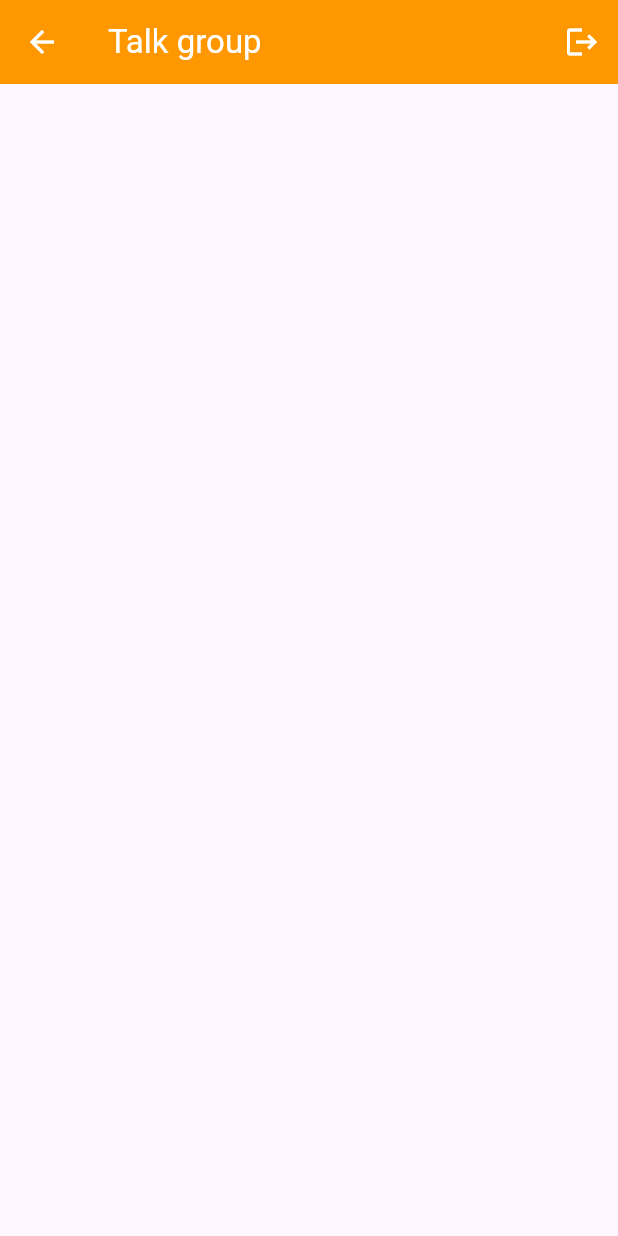
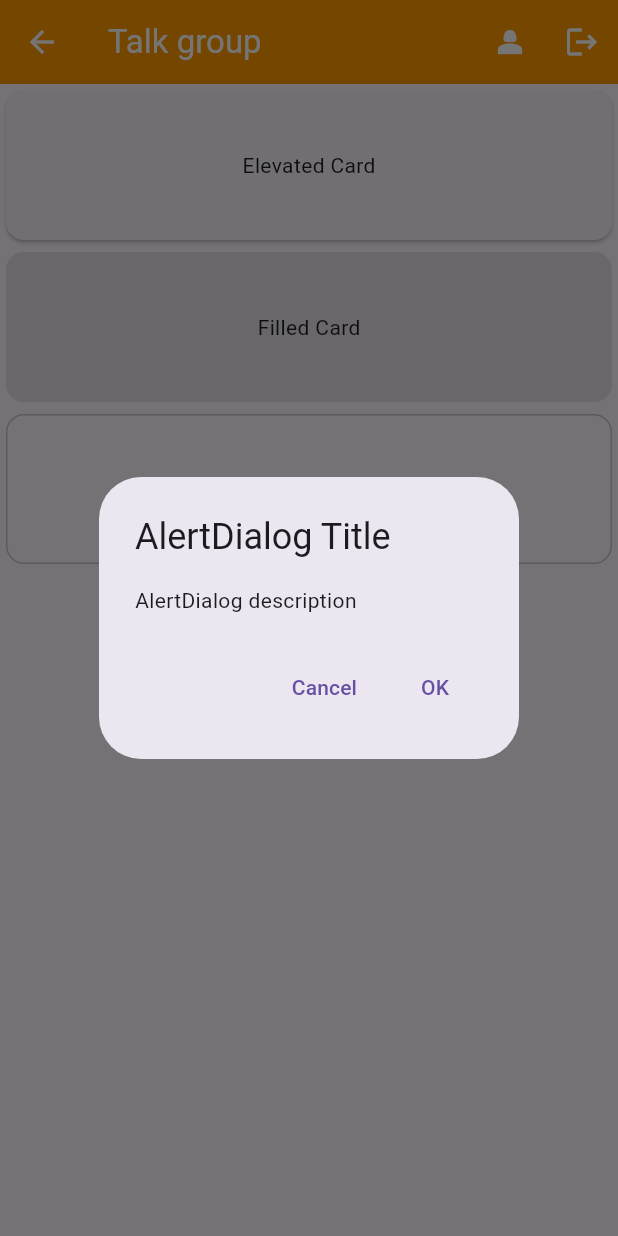
Before and after one commit to omiejung01/ChatApp-FC, a Flutter app: the GroupScreen screen opened directly, after a tap on the "logout" icon, on a phone screen of 412 x 824 dp. Run offline on Flutter 3.47's test engine with Material 3 defaults, Android fonts, the phone set to English and light mode, and no system bars; our stand-ins replace animated_text_kit, modal_progress_hud_nsn, supabase_flutter; accounts and stored records are empty.

Commit message:
Front-End for Chat App in Flutter - Create Group - Logout button

```diff
--- a/chat_supabase_flutter/lib/screens/group_screen.dart
+++ b/chat_supabase_flutter/lib/screens/group_screen.dart
@@ -49,10 +49,35 @@ class _GroupScreenState extends State<GroupScreen> {
         leading: null,
           actions: <Widget>[
             IconButton(
-              icon: Icon(Icons.logout),
+              icon: Icon(Icons.person_2),
               onPressed: () {
 
               },
+            ),
+            IconButton(
+              icon: Icon(Icons.logout),
+              onPressed:
+                    () => showDialog<String>(
+                  context: context,
+                  builder:
+                      (BuildContext context) => AlertDialog(
+                    title: const Text('AlertDialog Title'),
+                    content: const Text('AlertDialog description'),
+                    actions: <Widget>[
+                      TextButton(
+                        onPressed: () => Navigator.pop(context, 'Cancel'),
+                        child: const Text('Cancel'),
+                      ),
+                      TextButton(
+                        onPressed: () {
+                          Navigator.pop(context, 'OK');
+                        },
+                        child: const Text('OK'),
+                      ),
+                    ],
+                  ),
+                ),
+
             ),
           ],
         title: Text('Talk group'),
@@ -62,8 +87,24 @@ class _GroupScreenState extends State<GroupScreen> {
       body: SafeArea(
         child: Column(
 
-        )
-      ),
+          mainAxisAlignment: MainAxisAlignment.start,
+          children: <Widget>[
+            Card(child: _SampleCard(cardName: 'Elevated Card')),
+            Card.filled(child: _SampleCard(cardName: 'Filled Card')),
+            Card.outlined(child: _SampleCard(cardName: 'Outlined Card')),
+          ],
+        ),
+      )
     );
   }
 }
+
+class _SampleCard extends StatelessWidget {
+  const _SampleCard({required this.cardName});
+  final String cardName;
+
+  @override
+  Widget build(BuildContext context) {
+    return SizedBox(height: 100, child: Center(child: Text(cardName)));
+  }
+}
--- a/chat_supabase_flutter/lib/screens/login_screen.dart
+++ b/chat_supabase_flutter/lib/screens/login_screen.dart
@@ -4,6 +4,7 @@ import 'package:chat_supabase_flutter/components/rounded_button.dart';
 import 'package:chat_supabase_flutter/screens/chat_screen.dart';
 import 'package:supabase_flutter/supabase_flutter.dart';
 import 'package:modal_progress_hud_nsn/modal_progress_hud_nsn.dart';
+import 'package:chat_supabase_flutter/screens/group_screen.dart';
 
 
 class LoginScreen extends StatefulWidget {
@@ -102,7 +103,8 @@ class _LoginScreenState extends State<LoginScreen> {
                   Navigator.push(context,
                       MaterialPageRoute(
                           builder: (context) {
-                            return ChatScreen();
+                            //return ChatScreen();
+                            return GroupScreen();
                           }
                       )
                   );
```
